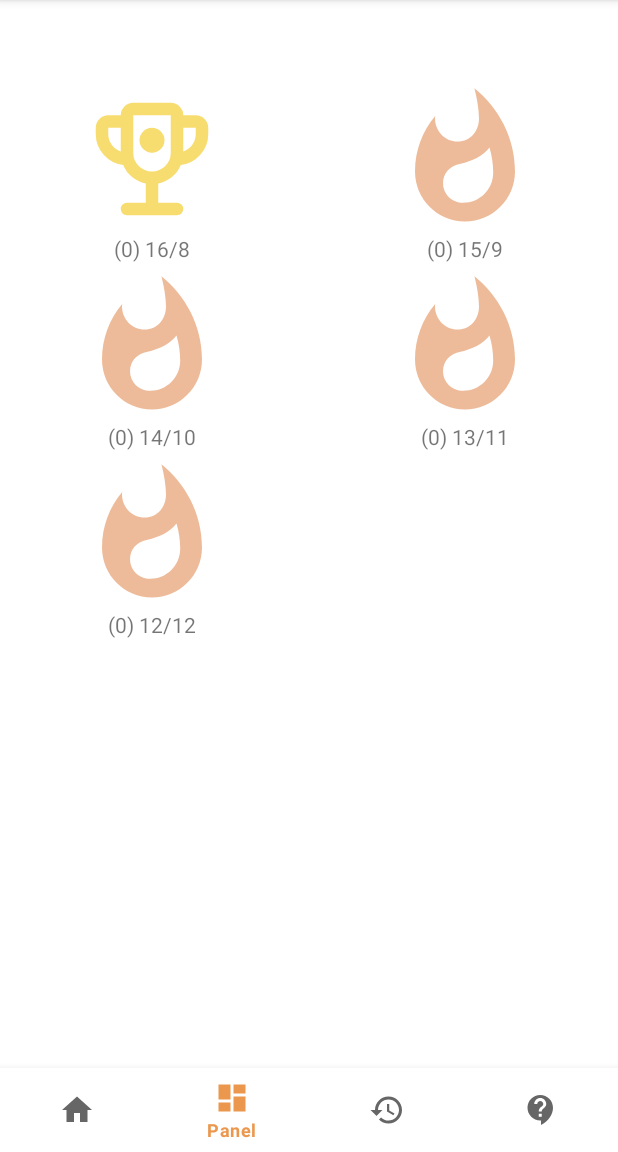
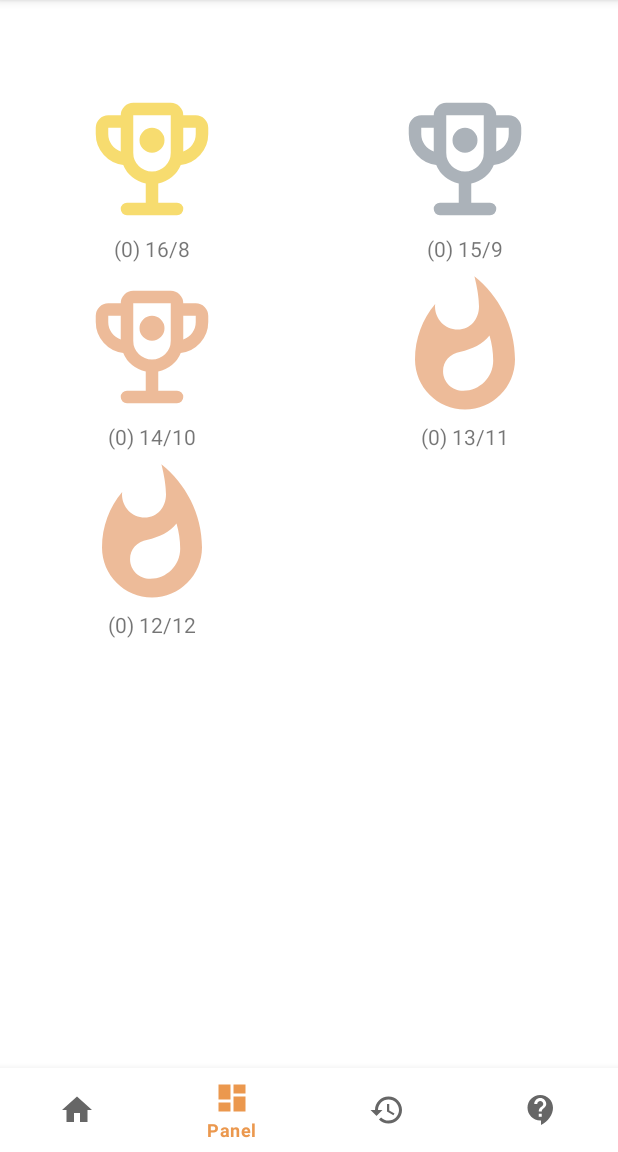
Before and after one commit to guillermotzuc/fastingapp, an Android app: the DashboardFragment screen opened through its navigation route, on a phone screen of 412 x 824 dp, the part 84-1236 px from its top. Run offline under Robolectric (Android 15) with nearby library versions, the phone set to English and light mode, and no system bars; our stand-ins replace Room's generated code, navigation-ui.

Commit message:
Refactor price icons

```diff
--- a/personaltracker/app/src/main/java/com/health/personaltracker/ui/dashboard/DashboardFragment.java
+++ b/personaltracker/app/src/main/java/com/health/personaltracker/ui/dashboard/DashboardFragment.java
@@ -42,8 +42,8 @@ public class DashboardFragment extends FragmentBase {
 
         AtomicInteger counter = new AtomicInteger(16);
         courseModelArrayList.add(newFastingCard(hoursMap, counter.getAndDecrement(), R.drawable.ic_rewarded_yellow_40dp)); // 16h
-        courseModelArrayList.add(newFastingCard(hoursMap, counter.getAndDecrement(), R.drawable.ic_orange_whatshot_40dp)); // 15h
-        courseModelArrayList.add(newFastingCard(hoursMap, counter.getAndDecrement(), R.drawable.ic_orange_whatshot_40dp)); // 14h
+        courseModelArrayList.add(newFastingCard(hoursMap, counter.getAndDecrement(), R.drawable.ic_rewarded_gray_40dp)); // 15h
+        courseModelArrayList.add(newFastingCard(hoursMap, counter.getAndDecrement(), R.drawable.ic_rewarded_orange_24dp)); // 14h
         courseModelArrayList.add(newFastingCard(hoursMap, counter.getAndDecrement(), R.drawable.ic_orange_whatshot_40dp)); // 13h
         courseModelArrayList.add(newFastingCard(hoursMap, counter.getAndDecrement(), R.drawable.ic_orange_whatshot_40dp)); // 12h
         coursesGV.setAdapter(adapter);
--- /dev/null
+++ b/personaltracker/app/src/main/res/drawable/ic_rewarded_gray_40dp.xml
@@ -0,0 +1,5 @@
+<vector xmlns:android="http://schemas.android.com/apk/res/android" android:height="40dp" android:tint="#ABB2B9" android:viewportHeight="960" android:viewportWidth="960" android:width="40dp">
+
+    <path android:fillColor="@android:color/white" android:pathData="M480,440Q513,440 536.5,416.5Q560,393 560,360Q560,327 536.5,303.5Q513,280 480,280Q447,280 423.5,303.5Q400,327 400,360Q400,393 423.5,416.5Q447,440 480,440ZM440,760L440,636Q391,625 352.5,594.5Q314,564 296,518Q221,509 170.5,452.5Q120,396 120,320L120,280Q120,247 143.5,223.5Q167,200 200,200L280,200L280,200Q280,167 303.5,143.5Q327,120 360,120L600,120Q633,120 656.5,143.5Q680,167 680,200L680,200L760,200Q793,200 816.5,223.5Q840,247 840,280L840,320Q840,396 789.5,452.5Q739,509 664,518Q646,564 607.5,594.5Q569,625 520,636L520,760L640,760Q657,760 668.5,771.5Q680,783 680,800Q680,817 668.5,828.5Q657,840 640,840L320,840Q303,840 291.5,828.5Q280,817 280,800Q280,783 291.5,771.5Q303,760 320,760L440,760ZM280,432L280,280L200,280Q200,280 200,280Q200,280 200,280L200,320Q200,358 222,388.5Q244,419 280,432ZM480,560Q530,560 565,525Q600,490 600,440L600,200Q600,200 600,200Q600,200 600,200L360,200Q360,200 360,200Q360,200 360,200L360,440Q360,490 395,525Q430,560 480,560ZM680,432Q716,419 738,388.5Q760,358 760,320L760,280Q760,280 760,280Q760,280 760,280L680,280L680,432ZM480,380Q480,380 480,380Q480,380 480,380L480,380Q480,380 480,380Q480,380 480,380L480,380Q480,380 480,380Q480,380 480,380L480,380Q480,380 480,380Q480,380 480,380Z"/>
+
+</vector>
--- /dev/null
+++ b/personaltracker/app/src/main/res/drawable/ic_rewarded_orange_24dp.xml
@@ -0,0 +1,5 @@
+<vector xmlns:android="http://schemas.android.com/apk/res/android" android:height="40dp" android:tint="#EDBB99" android:viewportHeight="960" android:viewportWidth="960" android:width="40dp">
+
+    <path android:fillColor="@android:color/white" android:pathData="M480,440Q513,440 536.5,416.5Q560,393 560,360Q560,327 536.5,303.5Q513,280 480,280Q447,280 423.5,303.5Q400,327 400,360Q400,393 423.5,416.5Q447,440 480,440ZM440,760L440,636Q391,625 352.5,594.5Q314,564 296,518Q221,509 170.5,452.5Q120,396 120,320L120,280Q120,247 143.5,223.5Q167,200 200,200L280,200L280,200Q280,167 303.5,143.5Q327,120 360,120L600,120Q633,120 656.5,143.5Q680,167 680,200L680,200L760,200Q793,200 816.5,223.5Q840,247 840,280L840,320Q840,396 789.5,452.5Q739,509 664,518Q646,564 607.5,594.5Q569,625 520,636L520,760L640,760Q657,760 668.5,771.5Q680,783 680,800Q680,817 668.5,828.5Q657,840 640,840L320,840Q303,840 291.5,828.5Q280,817 280,800Q280,783 291.5,771.5Q303,760 320,760L440,760ZM280,432L280,280L200,280Q200,280 200,280Q200,280 200,280L200,320Q200,358 222,388.5Q244,419 280,432ZM480,560Q530,560 565,525Q600,490 600,440L600,200Q600,200 600,200Q600,200 600,200L360,200Q360,200 360,200Q360,200 360,200L360,440Q360,490 395,525Q430,560 480,560ZM680,432Q716,419 738,388.5Q760,358 760,320L760,280Q760,280 760,280Q760,280 760,280L680,280L680,432ZM480,380Q480,380 480,380Q480,380 480,380L480,380Q480,380 480,380Q480,380 480,380L480,380Q480,380 480,380Q480,380 480,380L480,380Q480,380 480,380Q480,380 480,380Z"/>
+
+</vector>
```
